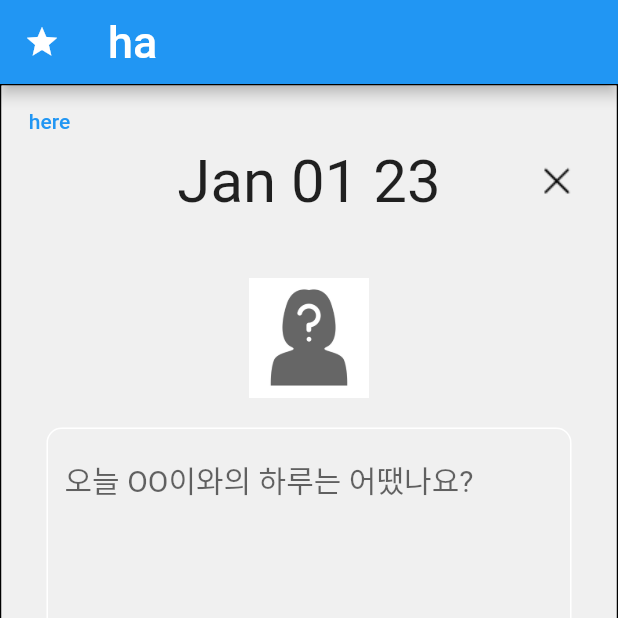
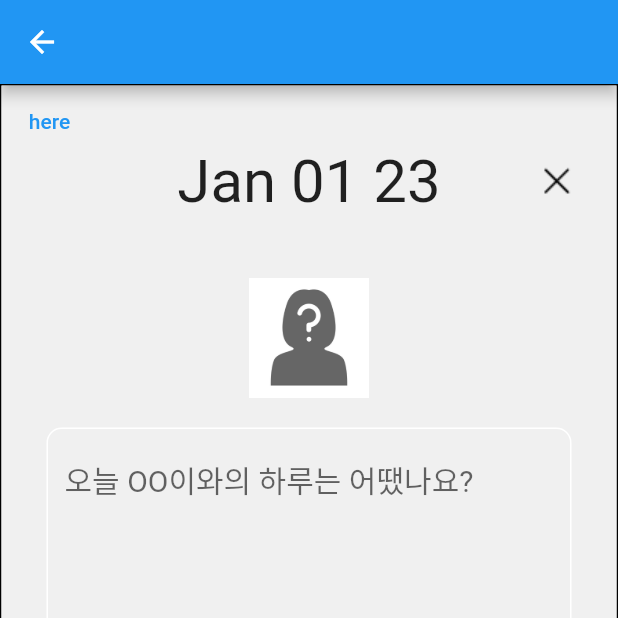
Before and after one commit to Doooooring/emotion-mobile, a Flutter app: the screen it shows after launch, after a tap on the "add circle" icon, on a phone screen of 412 x 824 dp, the top half of it. Run offline on Flutter 3.47's test engine with Material 2 defaults, Android fonts, the phone set to English and light mode, and no system bars; drawn by our look-alikes of table_calendar; our stand-ins replace page_transition; network calls fail.

Commit message:
feat : add calander

```diff
--- a/lib/calander.dart
+++ b/lib/calander.dart
@@ -1,8 +1,17 @@
 import 'package:flutter/material.dart';
+import 'package:page_transition/page_transition.dart';
+import 'package:table_calendar/table_calendar.dart';
 
-class CalanderWrapper extends StatelessWidget {
+import 'input_emotion.dart' as input_emotion;
+
+class CalanderWrapper extends StatefulWidget {
   const CalanderWrapper({Key? key}) : super(key: key);
 
+  @override
+  State<CalanderWrapper> createState() => _CalanderWrapperState();
+}
+
+class _CalanderWrapperState extends State<CalanderWrapper> {
   @override
   Widget build(BuildContext context) {
     return Scaffold(
@@ -14,13 +23,30 @@ class CalanderWrapper extends StatelessWidget {
                   fontSize: 30,
                   backgroundColor: Colors.blue,
                 ))),
-        body: SizedBox(
+        body: Column(
+          children: [
+            SizedBox(
                 height: 100,
                 child: IconButton(
                     onPressed: () {
-                  Navigator.pushNamed(context, '/emotion');
+                      Navigator.push(
+                          context,
+                          PageTransition(
+                              type: PageTransitionType.rightToLeft,
+                              child: const input_emotion.EmotionWrapper(),
+                              ));
                     },
                     icon: Icon(Icons.add_circle))),
+            TableCalendar(
+                headerStyle: HeaderStyle(
+                  titleCentered: true,
+                  formatButtonVisible: false,
+                ),
+                focusedDay: DateTime.now(),
+                firstDay: DateTime.utc(2022, 1, 1),
+                lastDay: DateTime.utc(2023, 12, 30)),
+          ],
+        ),
         bottomNavigationBar: BottomAppBar(
             child: SizedBox(
               height: 60,
--- a/lib/input_emotion.dart
+++ b/lib/input_emotion.dart
@@ -45,20 +45,26 @@ dynamic getDate(date) {
   return result;
 }
 
-class EmotionWrapper extends StatelessWidget {
+class EmotionWrapper extends StatefulWidget {
   const EmotionWrapper({Key? key}) : super(key: key);
 
   @override
+  State<EmotionWrapper> createState() => _EmotionWrapperState();
+}
+
+class _EmotionWrapperState extends State<EmotionWrapper> {
+  @override
   Widget build(BuildContext context) {
     return Scaffold(
-        appBar: AppBar(
-            leading: Icon(Icons.star),
-            title: const Text("ha",
-                textAlign: TextAlign.left,
-                style: TextStyle(
-                  fontSize: 30,
-                  backgroundColor: Colors.blue,
-                ))),
+        appBar: AppBar(title: Text("", style: TextStyle(fontSize: 30))),
+        // appBar: AppBar(
+        //     leading: Icon(Icons.star),
+        //     title: const Text("ha",
+        //         textAlign: TextAlign.left,
+        //         style: TextStyle(
+        //           fontSize: 30,
+        //           backgroundColor: Colors.blue,
+        //         ))),
         body: GestureDetector(
           onTap: () => FocusScope.of(context).unfocus(), //키보드 이외의 영역 터치시 사라짐
           child: SingleChildScrollView(
@@ -84,6 +90,7 @@ class EmotionWrapper extends StatelessWidget {
                 IconButton(onPressed: () {}, icon: Icon(Icons.book))
               ]),
         )));
+    ;
   }
 }
 
--- a/lib/main.dart
+++ b/lib/main.dart
@@ -1,7 +1,6 @@
 import 'package:flutter/material.dart';
 
 import 'calander.dart' as calander;
-import 'input_emotion.dart' as input_emotion;
 
 const String url = "http://localhost:3000";
 
@@ -16,7 +15,6 @@ class MyApp extends StatelessWidget {
   Widget build(BuildContext context) {
     return MaterialApp(initialRoute: '/', routes: {
       '/': (context) => calander.CalanderWrapper(),
-      '/emotion': (context) => input_emotion.EmotionWrapper()
     });
   }
 }
--- a/pubspec.yaml
+++ b/pubspec.yaml
@@ -38,6 +38,7 @@ dependencies:
   cupertino_icons: ^1.0.2
   http: ^0.13.5
   table_calendar: ^3.0.9
+  page_transition: ^2.0.9
 
 dev_dependencies:
   flutter_test:
```
Also changed, not shown: pubspec.lock. Lines whose indentation alone changed are shown as unchanged.
